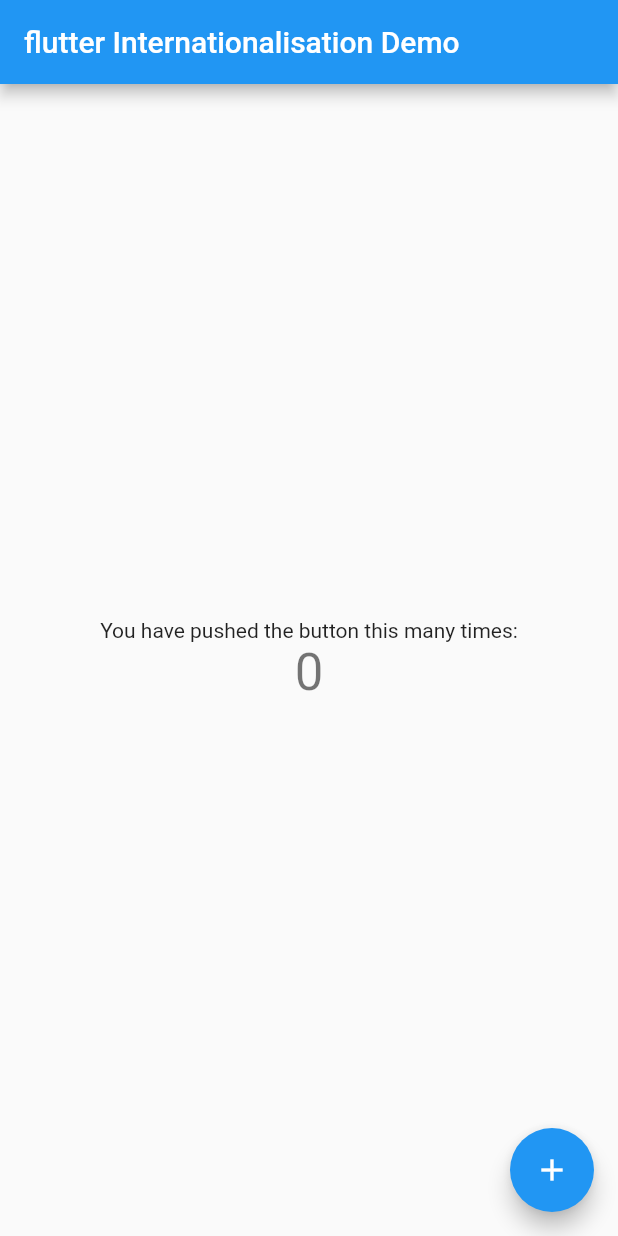
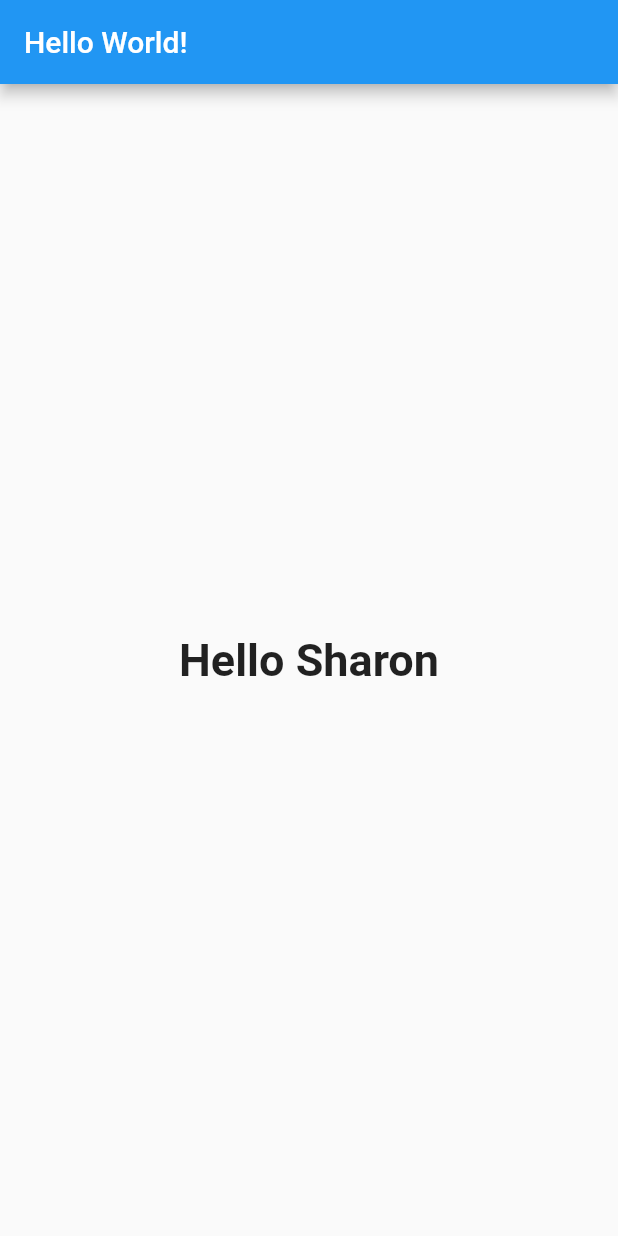
Before and after one commit to sharon-atim/flutter_internationalization_and_localization_demo, a Flutter app: the screen it shows after launch, on a phone screen of 412 x 824 dp. Run offline on Flutter 3.47's test engine with Material 2 defaults, Android fonts, the phone set to English and light mode, and no system bars; generated files the repository leaves out were written again.

Commit message:
getdevicelocale method added

```diff
--- a/lib/l10n/app_en.arb
+++ b/lib/l10n/app_en.arb
@@ -1,6 +1,17 @@
 {
+  "@locale": "en",
   "helloWorld": "Hello World!",
   "@helloWorld": {
-    "description": "The conventional newborn programmer greeting"
+    "description": "A simple greeting message"
+  },
+  "hello": "Hello {userName}",
+  "@hello": {
+    "description": "A message with a single parameter",
+    "placeholders": {
+      "userName": {
+        "type": "String",
+        "example": "Sharon"
+      }
+    }
   }
 }
--- a/lib/l10n/app_es.arb
+++ b/lib/l10n/app_es.arb
@@ -1,3 +1,16 @@
 {
-    "helloWorld": "¡Hola Mundo!"
+  "helloWorld": "¡Hola Mundo!",
+  "@helloWorld": {
+    "description": "Un mensaje de saludo simple"
+  },
+  "hello": "Hola {userName}",
+  "@hello": {
+    "description": "Un mensaje con un solo parámetro",
+    "placeholders": {
+      "userName": {
+        "type": "String",
+        "example": "Sharon"
+      }
+    }
+  }
 }
--- a/lib/l10n/app_fr.arb
+++ b/lib/l10n/app_fr.arb
@@ -1,3 +1,17 @@
 {
-    "helloWorld": "Bonjour Monde!"
+  "@locale": "fr",
+  "helloWorld": "Bonjour le monde !",
+  "@helloWorld": {
+    "description": "Un message de salutation simple"
+  },
+  "hello": "Bonjour {userName}",
+  "@hello": {
+    "description": "Un message avec un seul paramètre",
+    "placeholders": {
+      "userName": {
+        "type": "String",
+        "example": "Sharon"
+      }
+    }
+  }
 }
--- a/lib/main.dart
+++ b/lib/main.dart
@@ -1,3 +1,5 @@
+import 'dart:ui';
+
 import 'package:flutter/material.dart';
 import 'package:flutter_localizations/flutter_localizations.dart';
 import 'package:flutter_gen/gen_l10n/app_localizations.dart';
@@ -6,16 +8,46 @@
   runApp(const MyApp());
 }
 
-class MyApp extends StatelessWidget {
+String getDeviceLocale() {
+  return window.locale.languageCode;
+}
+
+class MyApp extends StatefulWidget {
   const MyApp({super.key});
+
+  @override
+  State<MyApp> createState() => _MyAppState();
+}
+
+class _MyAppState extends State<MyApp> {
+  @override
+  void initState() {
+    super.initState();
+    getDeviceLocale();
+    debugPrint(window.locale.languageCode);
+  }
 
   @override
   Widget build(BuildContext context) {
     return MaterialApp(
+      // TODO: How to pass in the localized string into the application title
+      // onGenerateTitle: (context) => DemoLocalizations.of(context).title,
+
       title: 'flutter Internationalisation Demo',
       // LocalizationsDelegates defines a list of delegates that Flutter will
       // use to look up localised strings and other resources for the app.
+
+      // Once the codegen generates the gen_l10 folder, The AppLocalizations class also provides auto-generated
+      // localizationsDelegates and supportedLocales lists. You can use these instead of providing them manually.
+      // you can use the following instead of the localizationsDelegates list property:
+
+      // Uncomment below *
+      // localizationsDelegates: AppLocalizations.localizationsDelegates,
+      // supportedLocales: AppLocalizations.supportedLocales,
+
       localizationsDelegates: const [
+        AppLocalizations
+            .delegate, // This line is added after codegen generates the gen_l10n folder.
         GlobalMaterialLocalizations
             .delegate, // Provides localized strings and other values for the Material Components library.
         GlobalWidgetsLocalizations
@@ -49,39 +81,26 @@
 }
 
 class _MyHomePageState extends State<MyHomePage> {
-  int _counter = 0;
-
-  void _incrementCounter() {
-    setState(() {
-      _counter++;
-    });
-  }
-
   @override
   Widget build(BuildContext context) {
     return Scaffold(
       appBar: AppBar(
-        title: Text(widget.title),
+        // The AppBar title will now update its message according to the target
+        // platform. Switching the device's locale between English, Spanish and
+        // French locales should cause this text to update.
+        title: Text(AppLocalizations.of(context)!.helloWorld),
       ),
       body: Center(
         child: Column(
           mainAxisAlignment: MainAxisAlignment.center,
           children: <Widget>[
-            const Text(
-              'You have pushed the button this many times:',
-            ),
             Text(
-              '$_counter',
-              style: Theme.of(context).textTheme.headlineMedium,
+              AppLocalizations.of(context)!.hello('Sharon'),
+              style: const TextStyle(fontSize: 30, fontWeight: FontWeight.bold),
             ),
           ],
         ),
       ),
-      floatingActionButton: FloatingActionButton(
-        onPressed: _incrementCounter,
-        tooltip: 'Increment',
-        child: const Icon(Icons.add),
-      ),
     );
   }
 }
```
